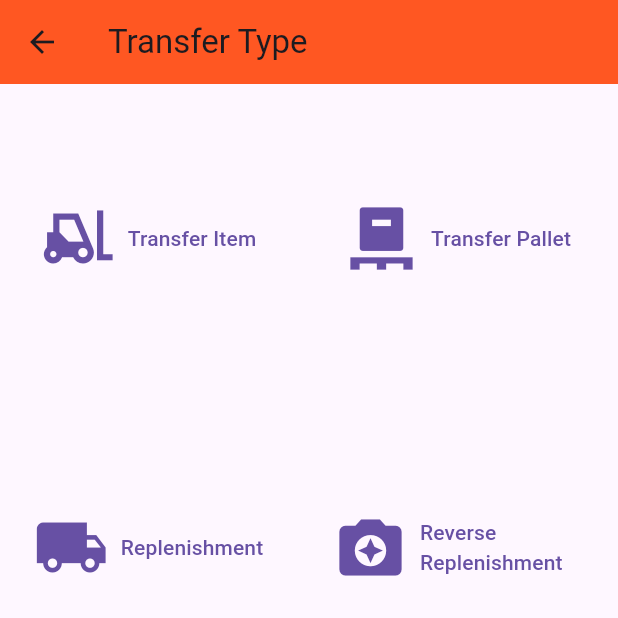
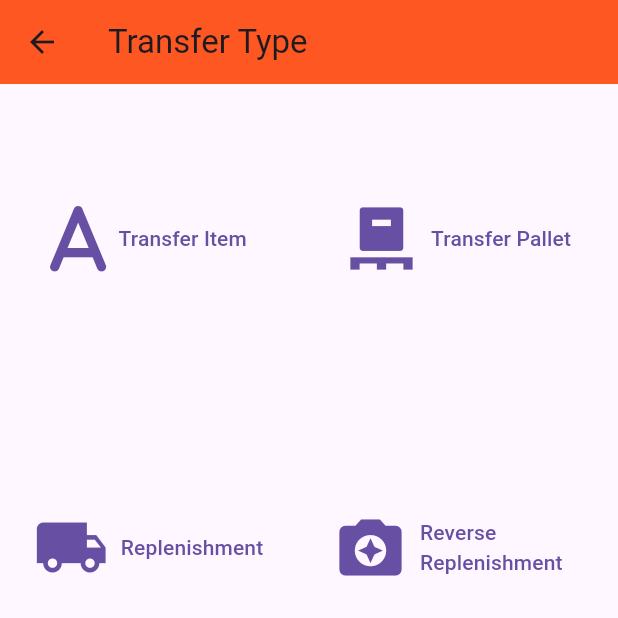
Before and after one commit to iamvedantp/wms_ui, a Flutter app: the screen it shows after launch, after a tap on "Transfer", on a phone screen of 412 x 824 dp, the top half of it. Run offline on Flutter 3.47's test engine with Material 3 defaults, Android fonts, the phone set to English and light mode, and no system bars; our stand-ins replace font_awesome_flutter.

Commit message:
awesome icon package added

```diff
--- a/lib/Buttons/check_in_button_page.dart
+++ b/lib/Buttons/check_in_button_page.dart
@@ -1,4 +1,5 @@
 import 'package:flutter/material.dart';
+import 'package:font_awesome_flutter/font_awesome_flutter.dart';
 
 class CheckInButtonPage extends StatelessWidget {
   const CheckInButtonPage({super.key});
@@ -18,14 +19,14 @@ class CheckInButtonPage extends StatelessWidget {
         children: [
           OutlinedButton.icon(
             iconAlignment: IconAlignment.start,
-            icon: const Icon(Icons.warehouse, size: 50),
+            icon: const FaIcon(Icons.warehouse, size: 50),
             style: outlinedButtonStyle,
             onPressed: () {},
             label: const Text('Check-In Item'),
           ),
           OutlinedButton.icon(
             iconAlignment: IconAlignment.start,
-            icon: const Icon(Icons.pallet, size: 50),
+            icon: const FaIcon(Icons.pallet, size: 50),
             style: outlinedButtonStyle,
             onPressed: () {},
             label: const Text('Check-In Pallet'),
--- a/lib/Buttons/route_return_page.dart
+++ b/lib/Buttons/route_return_page.dart
@@ -1,4 +1,5 @@
 import 'package:flutter/material.dart';
+import 'package:font_awesome_flutter/font_awesome_flutter.dart';
 
 class RouteReturnPage extends StatelessWidget {
   const RouteReturnPage({super.key});
@@ -18,14 +19,14 @@ class RouteReturnPage extends StatelessWidget {
         children: [
           OutlinedButton.icon(
             iconAlignment: IconAlignment.start,
-            icon: const Icon(Icons.camera_enhance, size: 50),
+            icon: const FaIcon(Icons.camera_enhance, size: 50),
             style: outlinedButtonStyle,
             onPressed: () {},
             label: const Text('Check-In Item'),
           ),
           OutlinedButton.icon(
             iconAlignment: IconAlignment.start,
-            icon: const Icon(Icons.camera_enhance, size: 50),
+            icon: const FaIcon(Icons.camera_enhance, size: 50),
             style: outlinedButtonStyle,
             onPressed: () {},
             label: const Text('Check-In Pallet'),
--- a/lib/Buttons/transfer_button_page.dart
+++ b/lib/Buttons/transfer_button_page.dart
@@ -1,4 +1,5 @@
 import 'package:flutter/material.dart';
+import 'package:font_awesome_flutter/font_awesome_flutter.dart';
 
 class TransferButtonPage extends StatelessWidget {
   const TransferButtonPage({super.key});
@@ -18,8 +19,8 @@ class TransferButtonPage extends StatelessWidget {
         children: [
           OutlinedButton.icon(
             iconAlignment: IconAlignment.start,
-            icon: const Icon(
-              Icons.forklift,
+            icon: const FaIcon(
+              FontAwesomeIcons.a,
               size: 50,
             ),
             style: outlinedButtonStyle,
@@ -28,21 +29,21 @@ class TransferButtonPage extends StatelessWidget {
           ),
           OutlinedButton.icon(
             iconAlignment: IconAlignment.start,
-            icon: const Icon(Icons.pallet, size: 50),
+            icon: const FaIcon(Icons.pallet, size: 50),
             style: outlinedButtonStyle,
             onPressed: () {},
             label: const Text('Transfer Pallet'),
           ),
           OutlinedButton.icon(
             iconAlignment: IconAlignment.start,
-            icon: const Icon(Icons.local_shipping, size: 50),
+            icon: const FaIcon(Icons.local_shipping, size: 50),
             style: outlinedButtonStyle,
             onPressed: () {},
             label: const Text('Replenishment'),
           ),
           OutlinedButton.icon(
             iconAlignment: IconAlignment.start,
-            icon: const Icon(Icons.camera_enhance, size: 50),
+            icon: const FaIcon(Icons.camera_enhance, size: 50),
             style: outlinedButtonStyle,
             onPressed: () {},
             label: const Text('Reverse Replenishment'),
--- a/lib/buttons_homepage.dart
+++ b/lib/buttons_homepage.dart
@@ -2,6 +2,7 @@ import 'package:code_practice/Buttons/check_in_button_page.dart';
 import 'package:code_practice/Buttons/route_return_page.dart';
 import 'package:code_practice/Buttons/transfer_button_page.dart';
 import 'package:flutter/material.dart';
+import 'package:font_awesome_flutter/font_awesome_flutter.dart';
 
 class ButtonsHomepage extends StatelessWidget {
   const ButtonsHomepage({super.key});
@@ -24,7 +25,7 @@ class ButtonsHomepage extends StatelessWidget {
         children: [
           OutlinedButton.icon(
             iconAlignment: IconAlignment.start,
-            icon: const Icon(
+            icon: const FaIcon(
               Icons.inventory_outlined,
               size: 50,
             ),
@@ -34,7 +35,7 @@ class ButtonsHomepage extends StatelessWidget {
           ),
           OutlinedButton.icon(
             iconAlignment: IconAlignment.start,
-            icon: const Icon(Icons.warehouse, size: 50),
+            icon: const FaIcon(Icons.warehouse, size: 50),
             style: outlinedButtonStyle,
             onPressed: () {
               Navigator.push(
@@ -48,19 +49,19 @@ class ButtonsHomepage extends StatelessWidget {
           ),
           OutlinedButton.icon(
               iconAlignment: IconAlignment.start,
-              icon: const Icon(Icons.forklift, size: 50),
+              icon: const FaIcon(Icons.forklift, size: 50),
               style: outlinedButtonStyle,
               onPressed: () {},
               label: const Text('Pick Order')),
           OutlinedButton.icon(
               iconAlignment: IconAlignment.start,
-              icon: const Icon(Icons.receipt, size: 50),
+              icon: const FaIcon(Icons.construction_rounded, size: 50),
               style: outlinedButtonStyle,
               onPressed: () {},
               label: const Text('Cycle Count')),
           OutlinedButton.icon(
               iconAlignment: IconAlignment.start,
-              icon: const Icon(Icons.content_paste_go_outlined, size: 50),
+              icon: const FaIcon(Icons.content_paste_go_outlined, size: 50),
               style: outlinedButtonStyle,
               onPressed: () {
                 Navigator.push(
@@ -73,13 +74,13 @@ class ButtonsHomepage extends StatelessWidget {
               label: const Text('Transfer')),
           OutlinedButton.icon(
               iconAlignment: IconAlignment.start,
-              icon: const Icon(Icons.add_shopping_cart, size: 50),
+              icon: const FaIcon(Icons.add_shopping_cart, size: 50),
               style: outlinedButtonStyle,
               onPressed: () {},
               label: const Text('Products')),
           OutlinedButton.icon(
               iconAlignment: IconAlignment.start,
-              icon: const Icon(Icons.emoji_transportation, size: 50),
+              icon: const FaIcon(Icons.emoji_transportation, size: 50),
               style: outlinedButtonStyle,
               onPressed: () {
                 Navigator.push(
--- a/pubspec.yaml
+++ b/pubspec.yaml
@@ -35,6 +35,7 @@ dependencies:
   # The following adds the Cupertino Icons font to your application.
   # Use with the CupertinoIcons class for iOS style icons.
   cupertino_icons: ^1.0.8
+  font_awesome_flutter: ^10.7.0
 
 dev_dependencies:
   flutter_test:
```
Also changed, not shown: pubspec.lock.
